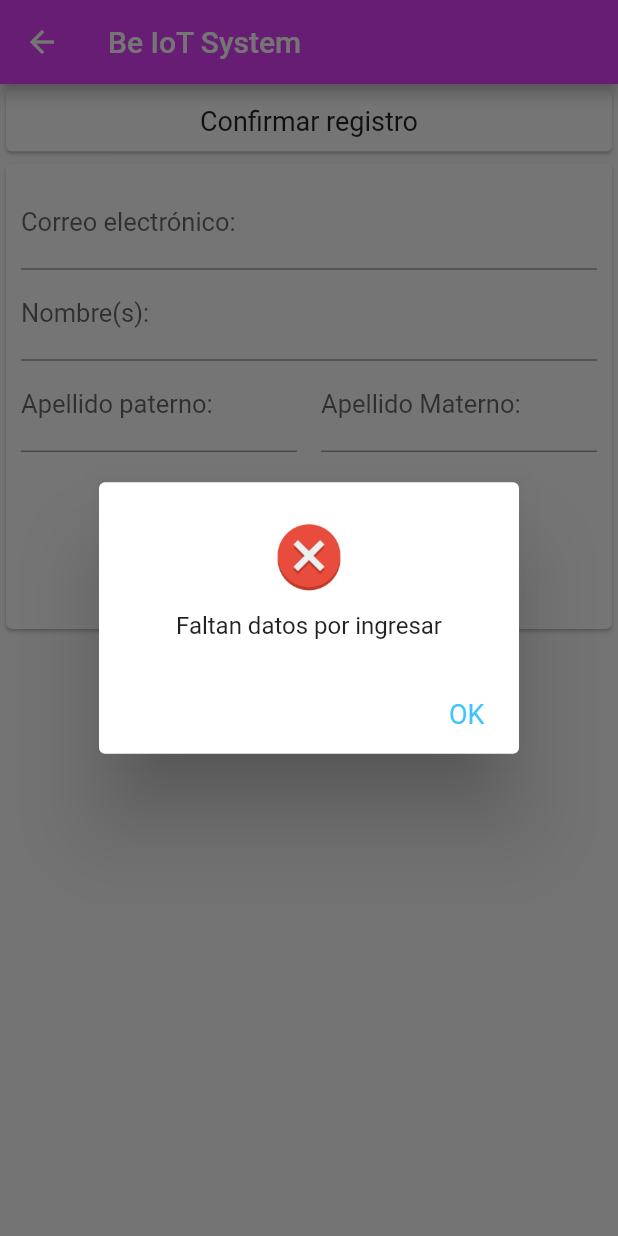
After one commit to Cristopher240598/be_lot_system, a Flutter app: the ConfirmRegistration screen opened directly, after a tap on "Siguiente", on a phone screen of 412 x 824 dp. The commit adds this screen. Run offline on Flutter 3.47's test engine with Material 2 defaults, Android fonts, the phone set to English and light mode, and no system bars; our stand-ins replace firebase_auth, firebase_core, firebase_database, shared_preferences; accounts and stored records are empty.

Commit message:
Verificación de registro del cliente

```diff
--- /dev/null
+++ b/lib/src/ui/client/confirm_registration.dart
@@ -0,0 +1,348 @@
+import 'package:firebase_database/firebase_database.dart';
+import 'package:flutter/material.dart';
+
+class ConfirmRegistration extends StatefulWidget {
+  const ConfirmRegistration({Key key}) : super(key: key);
+
+  @override
+  _ConfirmRegistrationState createState() => _ConfirmRegistrationState();
+}
+
+final clientRef = FirebaseDatabase.instance.reference().child('clientes');
+
+class _ConfirmRegistrationState extends State<ConfirmRegistration> {
+  TextEditingController correoElectronicoController;
+  TextEditingController nombreController;
+  TextEditingController apellidoPaternoController;
+  TextEditingController apellidoMaternoController;
+
+  @override
+  void initState() {
+    super.initState();
+    correoElectronicoController = new TextEditingController();
+    nombreController = new TextEditingController();
+    apellidoPaternoController = new TextEditingController();
+    apellidoMaternoController = new TextEditingController();
+  }
+
+  @override
+  Widget build(BuildContext context) {
+    return Scaffold(
+        appBar: AppBar(
+          title: Text('Be IoT System'),
+          backgroundColor: Colors.purpleAccent,
+        ),
+        body: SingleChildScrollView(
+            child: Center(
+          child: Column(children: [
+            Card(
+                child: Padding(
+                    padding: EdgeInsets.all(10.0),
+                    child: Row(
+                        mainAxisAlignment: MainAxisAlignment.spaceBetween,
+                        children: [
+                          Expanded(
+                              child: Center(
+                            child: Text('Confirmar registro',
+                                style: TextStyle(fontSize: 18.0)),
+                          ))
+                        ]))),
+            Card(
+                child: Padding(
+                    padding: EdgeInsets.all(10),
+                    child: Column(mainAxisSize: MainAxisSize.min, children: [
+                      Theme(
+                          data: ThemeData(primaryColor: Colors.purple),
+                          child: TextField(
+                            autofocus: true,
+                            controller: correoElectronicoController,
+                            style: TextStyle(fontSize: 17.0),
+                            decoration: InputDecoration(
+                              labelText: 'Correo electrónico:',
+                            ),
+                            keyboardType: TextInputType.emailAddress,
+                            textInputAction: TextInputAction.next,
+                          )),
+                      Theme(
+                          data: ThemeData(primaryColor: Colors.purple),
+                          child: TextField(
+                            controller: nombreController,
+                            style: TextStyle(fontSize: 17.0),
+                            decoration: InputDecoration(
+                              labelText: 'Nombre(s):',
+                            ),
+                            keyboardType: TextInputType.text,
+                            textInputAction: TextInputAction.next,
+                          )),
+                      Row(
+                        mainAxisAlignment: MainAxisAlignment.spaceEvenly,
+                        children: [
+                          Expanded(
+                              child: Column(
+                            children: [
+                              Padding(
+                                  padding: EdgeInsets.fromLTRB(0, 0, 8, 0),
+                                  child: Theme(
+                                      data: ThemeData(
+                                          primaryColor: Colors.purple),
+                                      child: TextField(
+                                        controller: apellidoPaternoController,
+                                        style: TextStyle(fontSize: 17.0),
+                                        decoration: InputDecoration(
+                                          labelText: 'Apellido paterno:',
+                                        ),
+                                        keyboardType: TextInputType.text,
+                                        textInputAction: TextInputAction.next,
+                                      ))),
+                            ],
+                          )),
+                          Expanded(
+                              child: Column(
+                            children: [
+                              Padding(
+                                  padding: EdgeInsets.fromLTRB(8, 0, 0, 0),
+                                  child: Theme(
+                                      data: ThemeData(
+                                          primaryColor: Colors.purple),
+                                      child: TextField(
+                                        controller: apellidoMaternoController,
+                                        style: TextStyle(fontSize: 17.0),
+                                        decoration: InputDecoration(
+                                          labelText: 'Apellido Materno:',
+                                        ),
+                                        keyboardType: TextInputType.text,
+                                        textInputAction: TextInputAction.next,
+                                      ))),
+                            ],
+                          ))
+                        ],
+                      ),
+                      Padding(
+                          padding: EdgeInsets.fromLTRB(0, 40, 0, 20),
+                          child: Material(
+                              elevation: 5.0,
+                              borderRadius: BorderRadius.circular(25.0),
+                              color: Colors.purple[200],
+                              child: MaterialButton(
+                                  padding: EdgeInsets.fromLTRB(
+                                      30.0, 15.0, 30.0, 15.0),
+                                  child: Text(
+                                    'Siguiente',
+                                    textAlign: TextAlign.center,
+                                    style: TextStyle(
+                                        fontSize: 15.0,
+                                        color: Colors.white,
+                                        fontWeight: FontWeight.bold),
+                                  ),
+                                  onPressed: () async {
+                                    if (nombreController.text.trim().length ==
+                                            0 ||
+                                        apellidoPaternoController.text
+                                                .trim()
+                                                .length ==
+                                            0 ||
+                                        apellidoMaternoController.text
+                                                .trim()
+                                                .length ==
+                                            0 ||
+                                        correoElectronicoController.text
+                                                .trim()
+                                                .length ==
+                                            0) {
+                                      showError(context,
+                                          'Faltan datos por ingresar', '');
+                                    } else {
+                                      bool emailValid = RegExp(
+                                              r"^[a-zA-Z0-9.a-zA-Z0-9.!#$%&'*+-/=?^_`{|}~]+@[a-zA-Z0-9]+\.[a-zA-Z]+")
+                                          .hasMatch(
+                                              correoElectronicoController.text);
+                                      if (emailValid) {
+                                        //Check email
+                                        clientRef
+                                            .orderByChild("correoElectronico")
+                                            .equalTo(correoElectronicoController
+                                                .text)
+                                            .limitToFirst(1)
+                                            .once()
+                                            .then((snapshot) {
+                                          try {
+                                            List<dynamic> curretList = [];
+                                            snapshot.value
+                                                .forEach((orderId, orderData) {
+                                              curretList.add(orderData);
+                                            });
+                                            //Check name
+                                            clientRef
+                                                .orderByChild("nombre")
+                                                .equalTo(nombreController.text)
+                                                .limitToFirst(1)
+                                                .once()
+                                                .then((snapshot) {
+                                              try {
+                                                List<dynamic> curretList = [];
+                                                snapshot.value.forEach(
+                                                    (orderId, orderData) {
+                                                  curretList.add(orderData);
+                                                });
+                                                //Check father's last name
+                                                clientRef
+                                                    .orderByChild(
+                                                        "apellidoPaterno")
+                                                    .equalTo(
+                                                        apellidoPaternoController
+                                                            .text)
+                                                    .limitToFirst(1)
+                                                    .once()
+                                                    .then((snapshot) {
+                                                  try {
+                                                    List<dynamic> curretList =
+                                                        [];
+                                                    snapshot.value.forEach(
+                                                        (orderId, orderData) {
+                                                      curretList.add(orderData);
+                                                    });
+                                                    //Check father's last name
+                                                    clientRef
+                                                        .orderByChild(
+                                                            "apellidoMaterno")
+                                                        .equalTo(
+                                                            apellidoMaternoController
+                                                                .text)
+                                                        .limitToFirst(1)
+                                                        .once()
+                                                        .then((snapshot) {
+                                                      try {
+                                                        List<dynamic>
+                                                            curretList = [];
+                                                        snapshot.value.forEach(
+                                                            (orderId,
+                                                                orderData) {
+                                                          curretList
+                                                              .add(orderData);
+                                                        });
+                                                        showWarning(context,
+                                                            "SI EXISTE");
+                                                      } catch (e) {
+                                                        showError(
+                                                            context,
+                                                            'No existe ningún registro con los datos',
+                                                            'ingresados');
+                                                      }
+                                                    });
+                                                  } catch (e) {
+                                                    showError(
+                                                        context,
+                                                        'No existe ningún registro con los datos',
+                                                        'ingresados');
+                                                  }
+                                                });
+                                              } catch (e) {
+                                                showError(
+                                                    context,
+                                                    'No existe ningún registro con los datos',
+                                                    'ingresados');
+                                              }
+                                            });
+                                          } catch (e) {
+                                            showError(
+                                                context,
+                                                'No existe ningún registro con los datos ingresados',
+                                                '');
+                                          }
+                                        });
+                                      } else {
+                                        showError(
+                                            context,
+                                            'Ingrese un correo electrónico válido',
+                                            '');
+                                      }
+                                    }
+                                  })))
+                    ])))
+          ]),
+        )));
+  }
+
+  void showError(BuildContext ctxt, String message1, String message2) {
+    showDialog(
+        context: ctxt,
+        builder: (ctxt) {
+          return SimpleDialog(
+              title: Center(
+                  child: new Image.asset(
+                'assets/error.png',
+                width: 50,
+              )),
+              children: [
+                Padding(
+                    padding: EdgeInsets.fromLTRB(10, 0, 10, 0),
+                    child: Column(
+                        crossAxisAlignment: CrossAxisAlignment.center,
+                        mainAxisSize: MainAxisSize.min,
+                        children: [
+                          Text(message1),
+                          Text(message2),
+                          Row(
+                              mainAxisAlignment: MainAxisAlignment.end,
+                              children: [
+                                GestureDetector(
+                                  onTap: () {
+                                    Navigator.pop(ctxt);
+                                  },
+                                  child: Padding(
+                                      padding:
+                                          EdgeInsets.fromLTRB(0, 20, 13, 0),
+                                      child: Text(
+                                        'OK',
+                                        style: TextStyle(
+                                            color: Colors.lightBlueAccent,
+                                            fontSize: 18),
+                                      )),
+                                )
+                              ])
+                        ]))
+              ]);
+        });
+  }
+
+  void showWarning(BuildContext ctxt, String message) {
+    showDialog(
+        context: ctxt,
+        builder: (ctxt) {
+          return SimpleDialog(
+              title: Center(
+                  child: new Image.asset(
+                'assets/warning.png',
+                width: 50,
+              )),
+              children: [
+                Padding(
+                    padding: EdgeInsets.fromLTRB(10, 0, 10, 0),
+                    child: Column(
+                        crossAxisAlignment: CrossAxisAlignment.center,
+                        mainAxisSize: MainAxisSize.min,
+                        children: [
+                          Text(message),
+                          Row(
+                              mainAxisAlignment: MainAxisAlignment.end,
+                              children: [
+                                GestureDetector(
+                                  onTap: () {
+                                    Navigator.pop(ctxt);
+                                  },
+                                  child: Padding(
+                                      padding:
+                                          EdgeInsets.fromLTRB(0, 20, 13, 0),
+                                      child: Text(
+                                        'OK',
+                                        style: TextStyle(
+                                            color: Colors.lightBlueAccent,
+                                            fontSize: 18),
+                                      )),
+                                )
+                              ])
+                        ]))
+              ]);
+        });
+  }
+}
```
Also changed, not shown: lib/main.dart (+34 -10 lines).
